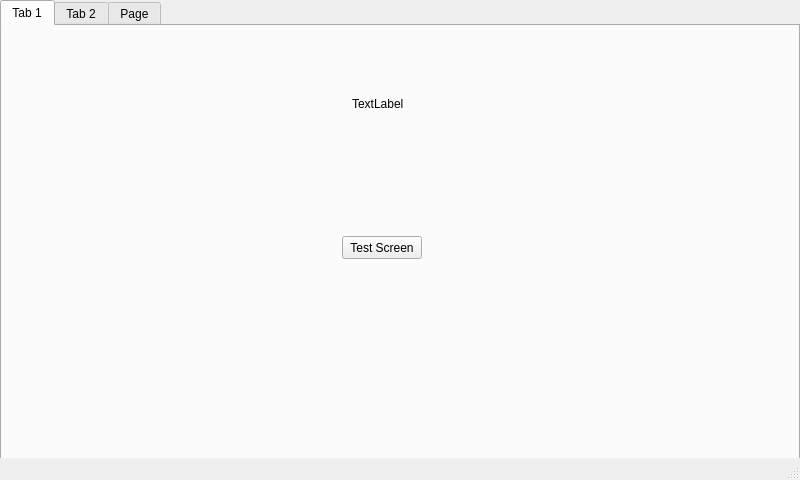
The window that cof.ui (alithethird/Cof-Tabs) describes before a commit, drawn with Qt 5.
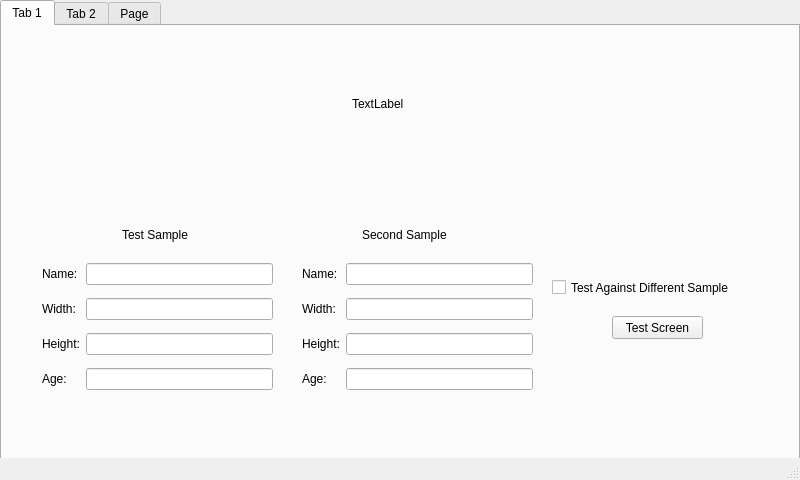
The same window after the commit. The open tabs and pages were chosen to show the change. Custom widgets are drawn as their Qt base class.

Commit message: PDF oluşturma kodu eklendi, ana ekran düzenlendi, sample için bilgilerin eklenmesi sağlandı

```diff
--- a/cof.ui
+++ b/cof.ui
@@ -49,9 +49,9 @@
      <widget class="QPushButton" name="pushButton1">
       <property name="geometry">
        <rect>
-        <x>340</x>
-        <y>210</y>
-        <width>80</width>
+        <x>610</x>
+        <y>290</y>
+        <width>91</width>
         <height>23</height>
        </rect>
       </property>
@@ -59,6 +59,168 @@
        <string>Test Screen</string>
       </property>
      </widget>
+     <widget class="QWidget" name="gridLayoutWidget_4">
+      <property name="geometry">
+       <rect>
+        <x>40</x>
+        <y>230</y>
+        <width>231</width>
+        <height>141</height>
+       </rect>
+      </property>
+      <layout class="QGridLayout" name="First_sample">
+       <item row="1" column="0">
+        <widget class="QLabel" name="label_3">
+         <property name="text">
+          <string>Width:</string>
+         </property>
+        </widget>
+       </item>
+       <item row="3" column="0">
+        <widget class="QLabel" name="label_5">
+         <property name="text">
+          <string>Age:</string>
+         </property>
+        </widget>
+       </item>
+       <item row="0" column="0">
+        <widget class="QLabel" name="label_2">
+         <property name="baseSize">
+          <size>
+           <width>0</width>
+           <height>10</height>
+          </size>
+         </property>
+         <property name="text">
+          <string>Name:</string>
+         </property>
+        </widget>
+       </item>
+       <item row="2" column="0">
+        <widget class="QLabel" name="label_4">
+         <property name="text">
+          <string>Height:</string>
+         </property>
+        </widget>
+       </item>
+       <item row="0" column="1">
+        <widget class="QLineEdit" name="sampleName1"/>
+       </item>
+       <item row="1" column="1">
+        <widget class="QLineEdit" name="sampleWidth1"/>
+       </item>
+       <item row="2" column="1">
+        <widget class="QLineEdit" name="sampleHeight1"/>
+       </item>
+       <item row="3" column="1">
+        <widget class="QLineEdit" name="sampleAge1"/>
+       </item>
+      </layout>
+     </widget>
+     <widget class="QWidget" name="gridLayoutWidget_5">
+      <property name="geometry">
+       <rect>
+        <x>300</x>
+        <y>230</y>
+        <width>231</width>
+        <height>141</height>
+       </rect>
+      </property>
+      <layout class="QGridLayout" name="Second_sample">
+       <item row="1" column="0">
+        <widget class="QLabel" name="label_6">
+         <property name="text">
+          <string>Width:</string>
+         </property>
+        </widget>
+       </item>
+       <item row="3" column="0">
+        <widget class="QLabel" name="label_7">
+         <property name="text">
+          <string>Age:</string>
+         </property>
+        </widget>
+       </item>
+       <item row="0" column="0">
+        <widget class="QLabel" name="label_8">
+         <property name="text">
+          <string>Name:</string>
+         </property>
+        </widget>
+       </item>
+       <item row="2" column="0">
+        <widget class="QLabel" name="label_9">
+         <property name="text">
+          <string>Height:</string>
+         </property>
+        </widget>
+       </item>
+       <item row="0" column="1">
+        <widget class="QLineEdit" name="sampleName2"/>
+       </item>
+       <item row="1" column="1">
+        <widget class="QLineEdit" name="sampleWidth2"/>
+       </item>
+       <item row="2" column="1">
+        <widget class="QLineEdit" name="sampleHeigth2"/>
+       </item>
+       <item row="3" column="1">
+        <widget class="QLineEdit" name="sampleAge2"/>
+       </item>
+      </layout>
+     </widget>
+     <widget class="QLabel" name="label_10">
+      <property name="geometry">
+       <rect>
+        <x>120</x>
+        <y>200</y>
+        <width>81</width>
+        <height>17</height>
+       </rect>
+      </property>
+      <property name="text">
+       <string>Test Sample</string>
+      </property>
+     </widget>
+     <widget class="QLabel" name="label_11">
+      <property name="geometry">
+       <rect>
+        <x>360</x>
+        <y>200</y>
+        <width>101</width>
+        <height>17</height>
+       </rect>
+      </property>
+      <property name="text">
+       <string>Second Sample</string>
+      </property>
+     </widget>
+     <widget class="QCheckBox" name="checkBoxDiff">
+      <property name="geometry">
+       <rect>
+        <x>550</x>
+        <y>250</y>
+        <width>231</width>
+        <height>23</height>
+       </rect>
+      </property>
+      <property name="text">
+       <string>Test Against Different Sample</string>
+      </property>
+     </widget>
+     <widget class="QLabel" name="labelSecondSampleError">
+      <property name="geometry">
+       <rect>
+        <x>190</x>
+        <y>380</y>
+        <width>471</width>
+        <height>21</height>
+       </rect>
+      </property>
+      <property name="text">
+       <string/>
+      </property>
+     </widget>
     </widget>
     <widget class="QWidget" name="tab2">
      <attribute name="title">
```
Left out of the diff: 56 changed lines with no effect on the pictures. The commit also changes 5 other files.
